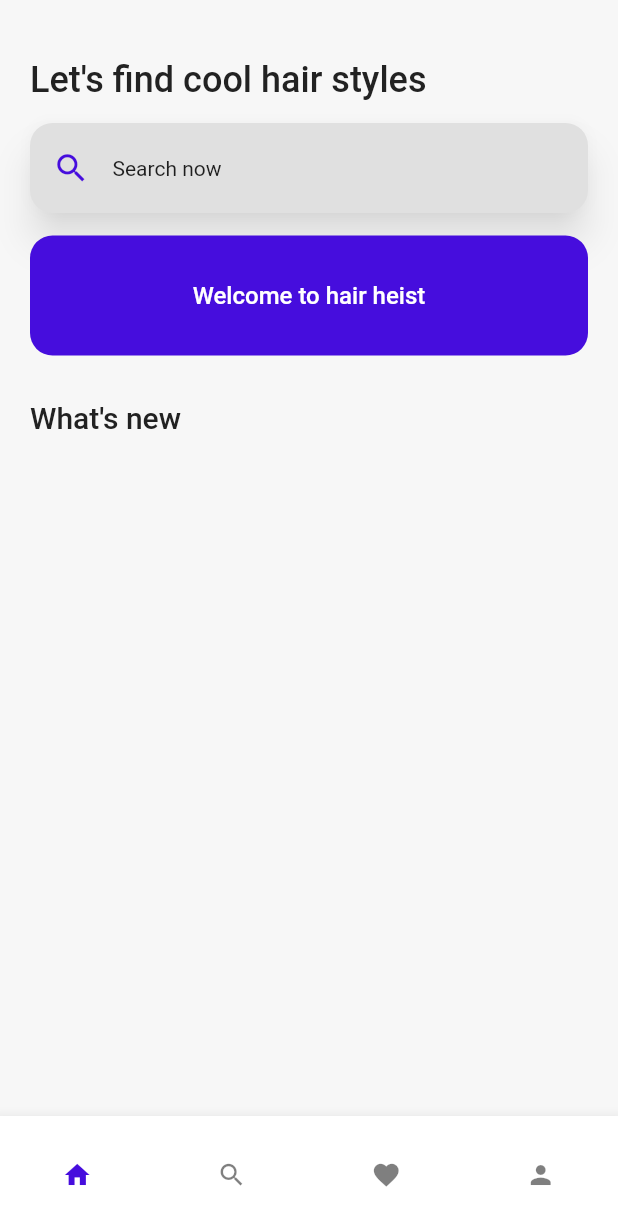
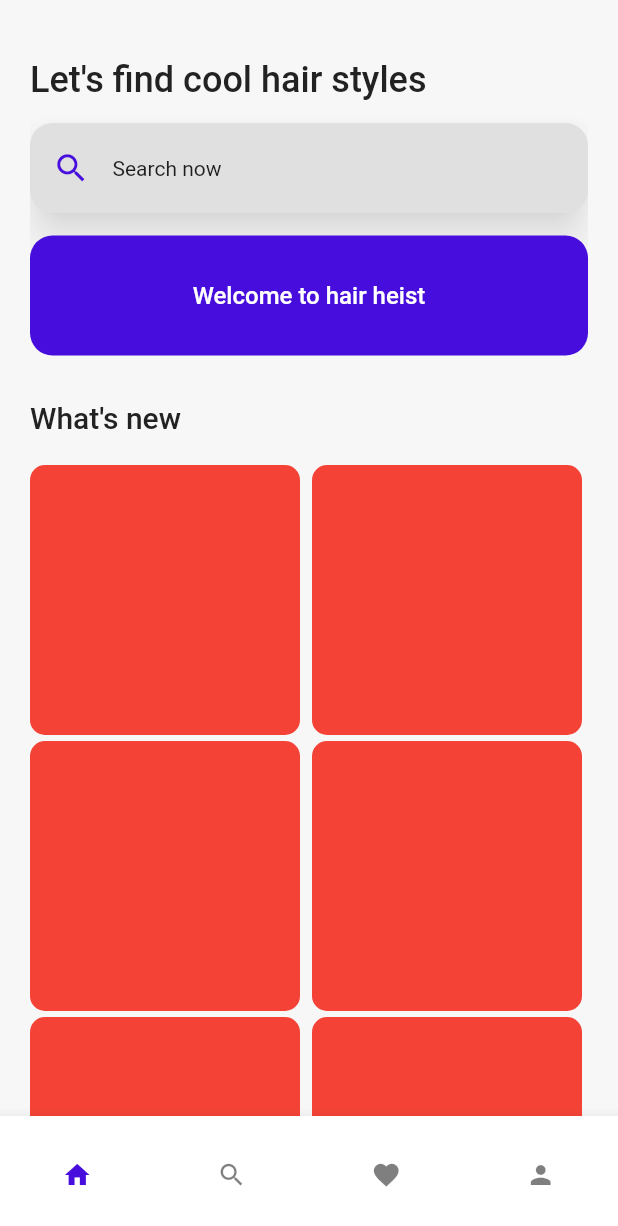
Before and after one commit to pendant-k/2022_global_capstone_hair_heist, a Flutter app: the MainNavigationPage screen opened by its route, on a phone screen of 412 x 824 dp. Shown: the top 1226 px of the screen. Run offline on Flutter 3.47's test engine with Material 2 defaults, Android fonts, the phone set to English and light mode, and no system bars; our stand-ins replace firebase_core, flutter_screenutil, get, get_storage; accounts and stored records are empty.

Commit message:
home added

```diff
--- a/lib/app/ui/home/view/home_page.dart
+++ b/lib/app/ui/home/view/home_page.dart
@@ -47,12 +47,63 @@ class HomePage extends StatelessWidget {
                 ),
               ],
             ),
-            //Images
+            SizedBox(
+              height: 20.w,
+            ),
             Wrap(
-              spacing: 10.w,
-              runSpacing: 10.w,
-              children: [],
-            )
+              spacing: 8.0, // gap between adjacent chips
+              runSpacing: 4.0,
+              children: [
+                Container(
+                  width: 180.w,
+                  height: 180.w,
+                  decoration: BoxDecoration(
+                    color: Colors.red,
+                    borderRadius: BorderRadius.circular(10),
+                  ),
+                ),
+                Container(
+                  width: 180.w,
+                  height: 180.w,
+                  decoration: BoxDecoration(
+                    color: Colors.red,
+                    borderRadius: BorderRadius.circular(10),
+                  ),
+                ),
+                Container(
+                  width: 180.w,
+                  height: 180.w,
+                  decoration: BoxDecoration(
+                    color: Colors.red,
+                    borderRadius: BorderRadius.circular(10),
+                  ),
+                ),
+                Container(
+                  width: 180.w,
+                  height: 180.w,
+                  decoration: BoxDecoration(
+                    color: Colors.red,
+                    borderRadius: BorderRadius.circular(10),
+                  ),
+                ),
+                Container(
+                  width: 180.w,
+                  height: 180.w,
+                  decoration: BoxDecoration(
+                    color: Colors.red,
+                    borderRadius: BorderRadius.circular(10),
+                  ),
+                ),
+                Container(
+                  width: 180.w,
+                  height: 180.w,
+                  decoration: BoxDecoration(
+                    color: Colors.red,
+                    borderRadius: BorderRadius.circular(10),
+                  ),
+                ),
+              ],
+            ),
           ],
         ));
   }
```
Also changed, not shown: 1 other file.
